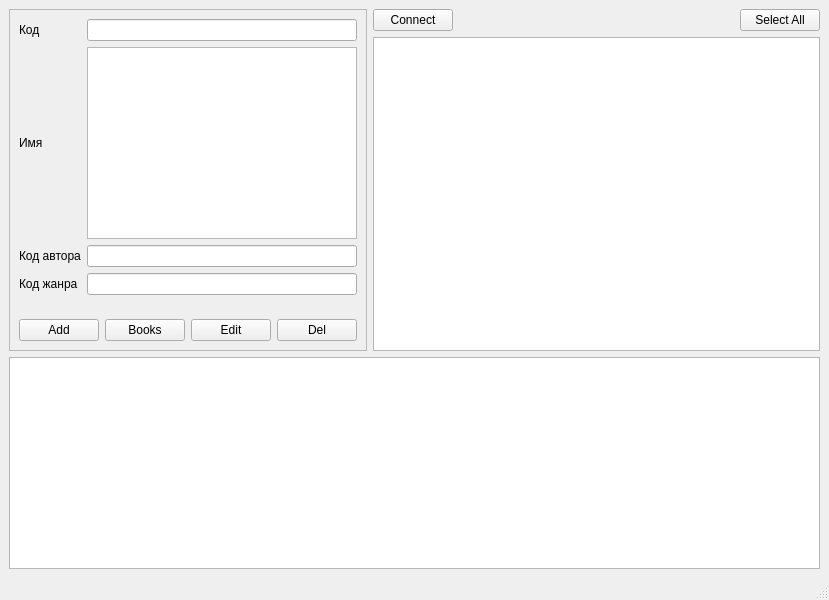
Qt form mainwindow.ui (DeveloperMan313/book-exchange-qt) before a commit.
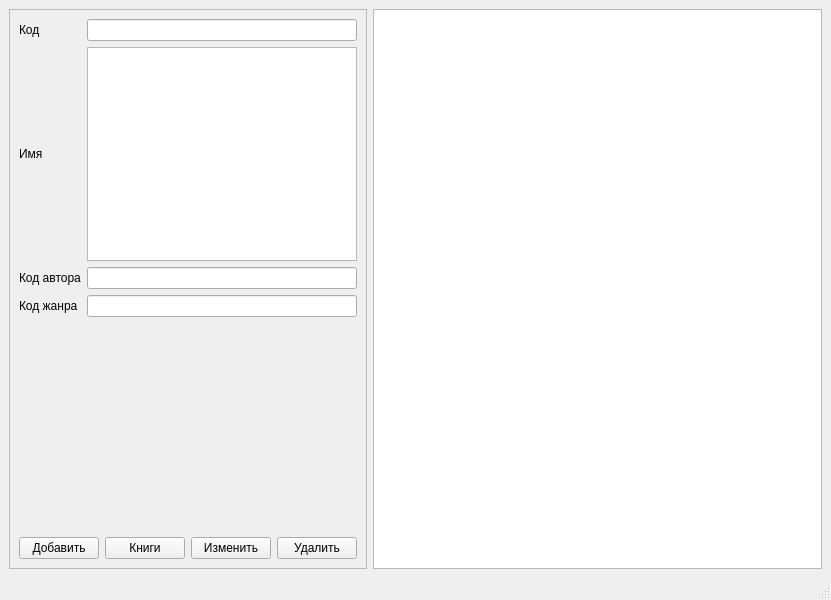
The same form after that commit.

Commit message: Move table render to DbTable, DB connection to ConnectionController

```diff
--- a/mainwindow.ui
+++ b/mainwindow.ui
@@ -6,7 +6,7 @@
    <rect>
     <x>0</x>
     <y>0</y>
-    <width>829</width>
+    <width>831</width>
     <height>600</height>
    </rect>
   </property>
@@ -21,43 +21,6 @@
   </property>
   <widget class="QWidget" name="centralwidget">
    <layout class="QGridLayout" name="gridLayout_2">
-    <item row="0" column="1">
-     <widget class="QPushButton" name="btnConnect">
-      <property name="text">
-       <string>Connect</string>
-      </property>
-     </widget>
-    </item>
-    <item row="0" column="2">
-     <spacer name="horizontalSpacer">
-      <property name="orientation">
-       <enum>Qt::Orientation::Horizontal</enum>
-      </property>
-      <property name="sizeHint" stdset="0">
-       <size>
-        <width>277</width>
-        <height>20</height>
-       </size>
-      </property>
-     </spacer>
-    </item>
-    <item row="0" column="3">
-     <widget class="QPushButton" name="btnSelectAll">
-      <property name="text">
-       <string>Select All</string>
-      </property>
-     </widget>
-    </item>
-    <item row="2" column="0" colspan="4">
-     <widget class="QTextEdit" name="teResult">
-      <property name="readOnly">
-       <bool>true</bool>
-      </property>
-     </widget>
-    </item>
-    <item row="1" column="1" colspan="3">
-     <widget class="QTableWidget" name="twData"/>
-    </item>
     <item row="0" column="0" rowspan="2">
      <widget class="QFrame" name="frame">
       <property name="sizePolicy">
@@ -89,14 +52,14 @@
        <item row="5" column="4">
         <widget class="QPushButton" name="btnDel">
          <property name="text">
-          <string>Del</string>
+          <string>Удалить</string>
          </property>
         </widget>
        </item>
        <item row="5" column="0" colspan="2">
         <widget class="QPushButton" name="btnAdd">
          <property name="text">
-          <string>Add</string>
+          <string>Добавить</string>
          </property>
         </widget>
        </item>
@@ -110,7 +73,7 @@
        <item row="5" column="3">
         <widget class="QPushButton" name="btnEdit">
          <property name="text">
-          <string>Edit</string>
+          <string>Изменить</string>
          </property>
         </widget>
        </item>
@@ -154,13 +117,16 @@
        <item row="5" column="2">
         <widget class="QPushButton" name="btnBooks">
          <property name="text">
-          <string>Books</string>
+          <string>Книги</string>
          </property>
         </widget>
        </item>
       </layout>
      </widget>
     </item>
+    <item row="0" column="1" rowspan="2" colspan="2">
+     <widget class="QTableWidget" name="twData"/>
+    </item>
    </layout>
   </widget>
   <widget class="QMenuBar" name="menubar">
```
Left out of the diff: 4 changed lines with no effect on the pictures. The commit also changes 11 other files.
